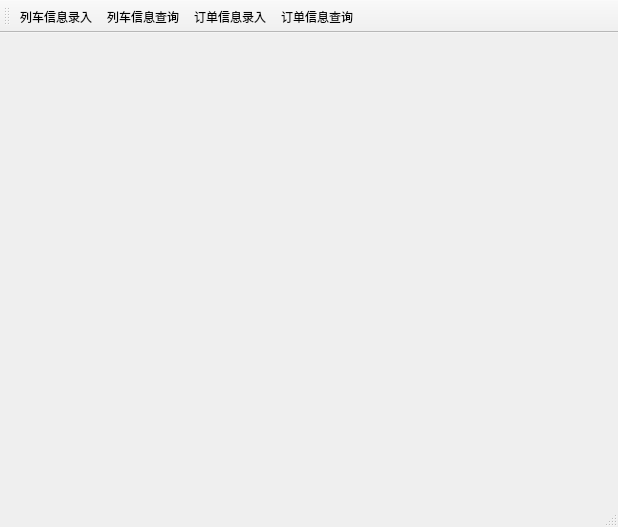
First picture: the form in mainwindow.ui, repository YYC572652645/TrainManageSystem, before the edit.
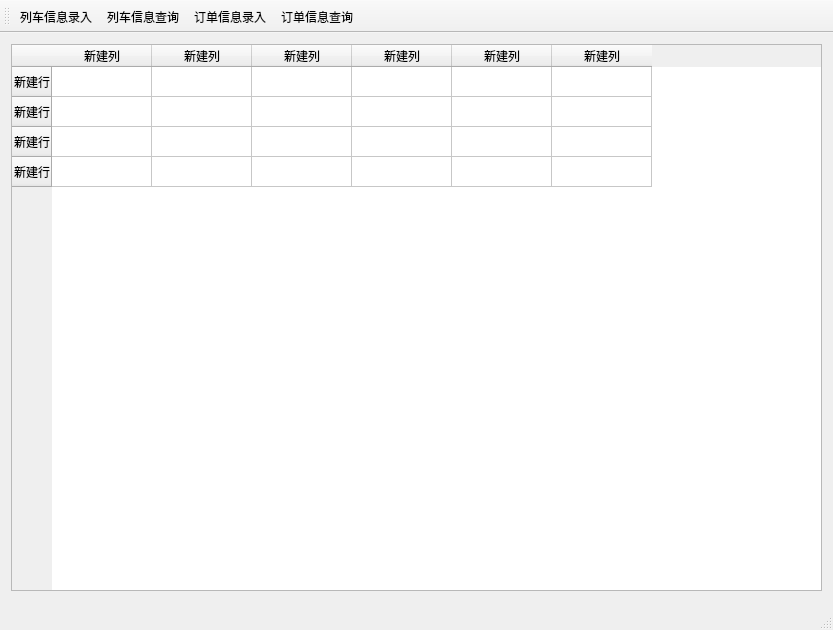
Second picture: the form after the edit. Icons and pictures are not drawn.

Diff of the .ui file:
```diff
--- a/mainwindow.ui
+++ b/mainwindow.ui
@@ -6,14 +6,92 @@
    <rect>
     <x>0</x>
     <y>0</y>
-    <width>618</width>
-    <height>527</height>
+    <width>833</width>
+    <height>630</height>
    </rect>
   </property>
+  <property name="minimumSize">
+   <size>
+    <width>700</width>
+    <height>400</height>
+   </size>
+  </property>
   <property name="windowTitle">
    <string>MainWindow</string>
   </property>
-  <widget class="QWidget" name="centralWidget"/>
+  <widget class="QWidget" name="centralWidget">
+   <layout class="QVBoxLayout" name="verticalLayout">
+    <item>
+     <widget class="QSplitter" name="splitter">
+      <property name="orientation">
+       <enum>Qt::Vertical</enum>
+      </property>
+      <widget class="QTableWidget" name="tableWidgetInsert">
+       <row>
+        <property name="text">
+         <string>新建行</string>
+        </property>
+       </row>
+       <row>
+        <property name="text">
+         <string>新建行</string>
+        </property>
+       </row>
+       <row>
+        <property name="text">
+         <string>新建行</string>
+        </property>
+       </row>
+       <row>
+        <property name="text">
+         <string>新建行</string>
+        </property>
+       </row>
+       <column>
+        <property name="text">
+         <string>新建列</string>
+        </property>
+       </column>
+       <column>
+        <property name="text">
+         <string>新建列</string>
+        </property>
+       </column>
+       <column>
+        <property name="text">
+         <string>新建列</string>
+        </property>
+       </column>
+       <column>
+        <property name="text">
+         <string>新建列</string>
+        </property>
+       </column>
+       <column>
+        <property name="text">
+         <string>新建列</string>
+        </property>
+       </column>
+       <column>
+        <property name="text">
+         <string>新建列</string>
+        </property>
+       </column>
+      </widget>
+     </widget>
+    </item>
+    <item>
+     <widget class="QLineEdit" name="lineEdit">
+      <property name="maximumSize">
+       <size>
+        <width>0</width>
+        <height>0</height>
+       </size>
+      </property>
+     </widget>
+    </item>
+   </layout>
+  </widget>
   <widget class="QMenuBar" name="menuBar">
    <property name="geometry">
     <rect>
@@ -25,6 +103,18 @@
    </property>
   </widget>
   <widget class="QToolBar" name="mainToolBar">
+   <property name="minimumSize">
+    <size>
+     <width>0</width>
+     <height>60</height>
+    </size>
+   </property>
+   <property name="maximumSize">
+    <size>
+     <width>16777215</width>
+     <height>50</height>
+    </size>
+   </property>
    <property name="toolButtonStyle">
     <enum>Qt::ToolButtonTextBesideIcon</enum>
    </property>
```
Left out of the diff: 14 changed lines with no effect on the pictures.
